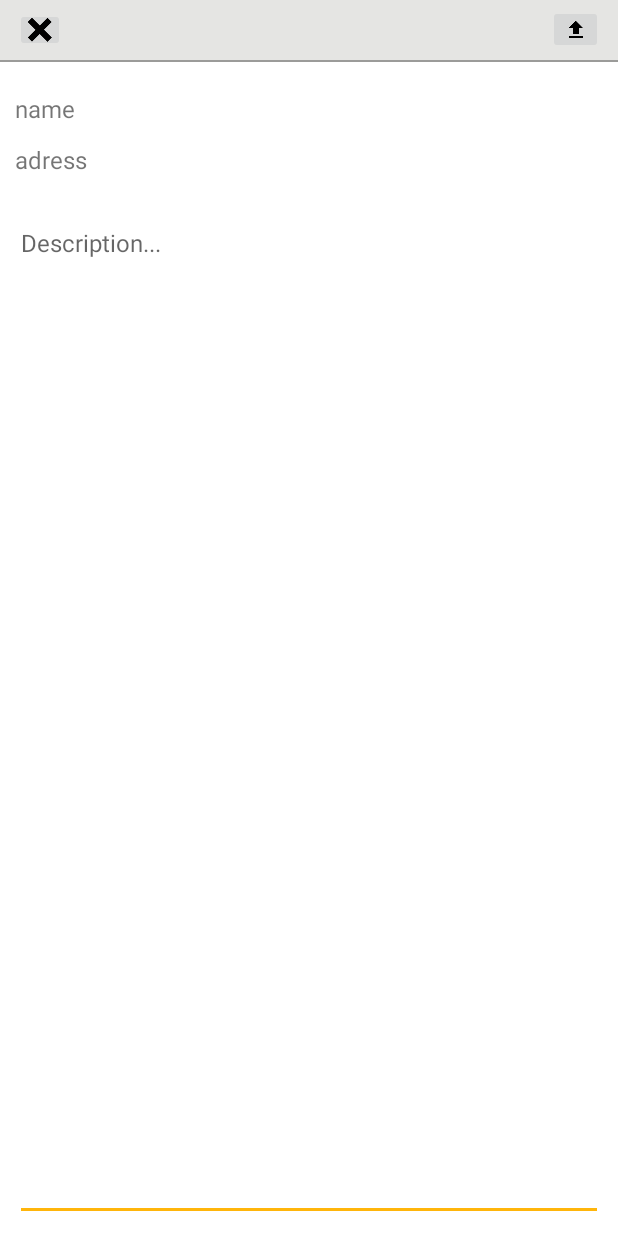
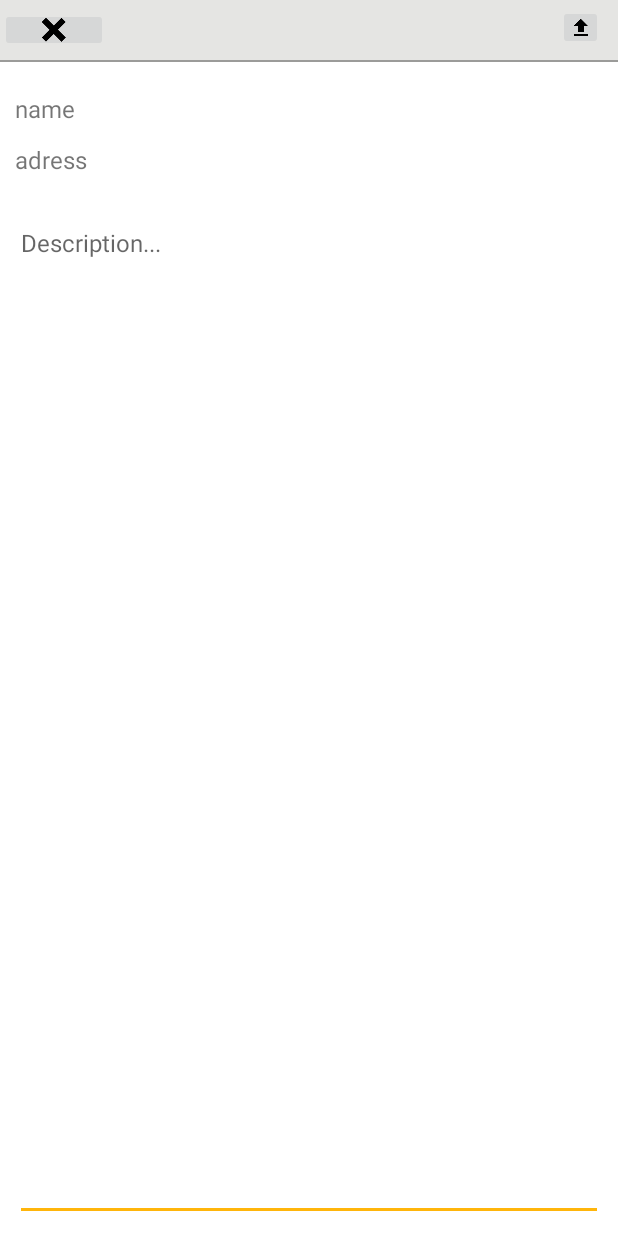
Before and after one commit to timkersch/SnapSpot, an Android app: the layout fragment_create_spot.xml on its own in the app's theme, with its tools: preview values and no code run, on a phone screen of 412 x 824 dp. Run offline under Robolectric (Android 15) with nearby library versions, the phone set to English and light mode, and no system bars.

Commit message:
Change the submitbuttongit add --all

```diff
--- a/SnapSpot/app/src/main/res/layout/fragment_create_spot.xml
+++ b/SnapSpot/app/src/main/res/layout/fragment_create_spot.xml
@@ -11,6 +11,7 @@
         >
         <!-- NUMMER 2 -->
         <GridLayout
+
             android:layout_width="fill_parent"
             android:layout_height="40dp"
             android:rowCount="1"
@@ -25,8 +26,7 @@
                 android:layout_marginBottom="5dp"
                 android:layout_width="wrap_content"
                 android:layout_height="wrap_content"
-                android:adjustViewBounds="true"
-                android:layout_marginLeft="10dp"
+
                 android:src="@mipmap/ic_remove_nc"
 
                 />
@@ -36,10 +36,11 @@
                 android:src="@mipmap/ic_file_upload"
                 android:id="@+id/submit_button"
                 android:layout_marginTop="3dp"
-                android:layout_marginBottom="4dp"
+                android:layout_marginBottom="3dp"
                 android:layout_marginRight="10dp"
-                android:adjustViewBounds="true"
-                android:scaleType="center"
+
+                android:layout_width="30dp"
+                android:layout_height="30dp"
 
                 android:layout_gravity="right"
                 android:layout_columnWeight="14"
```
